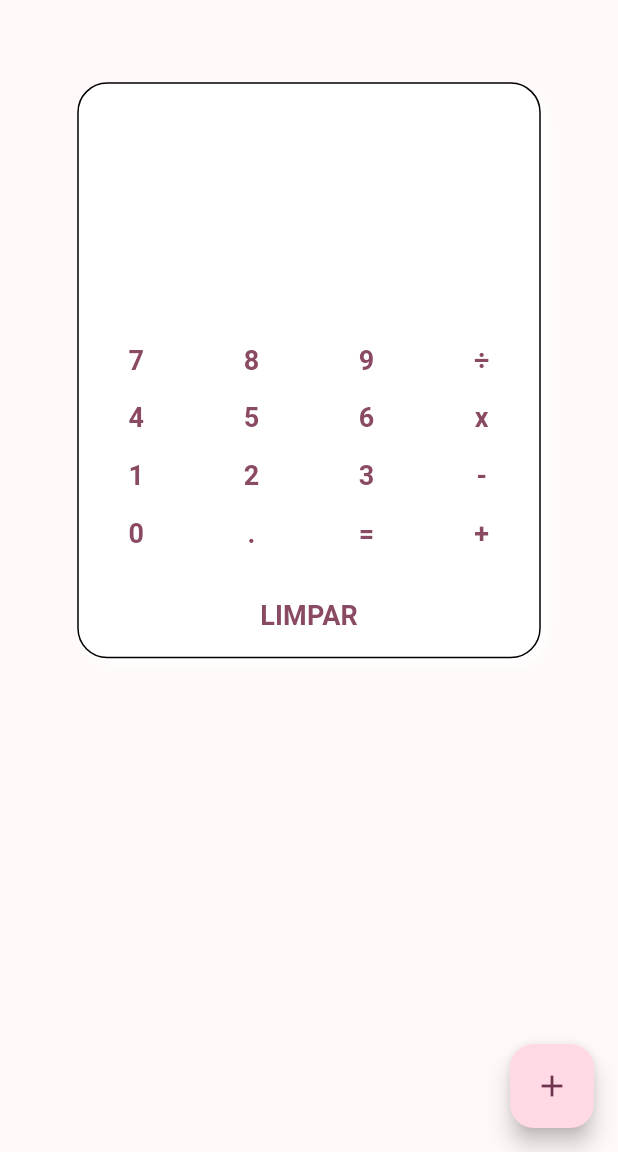
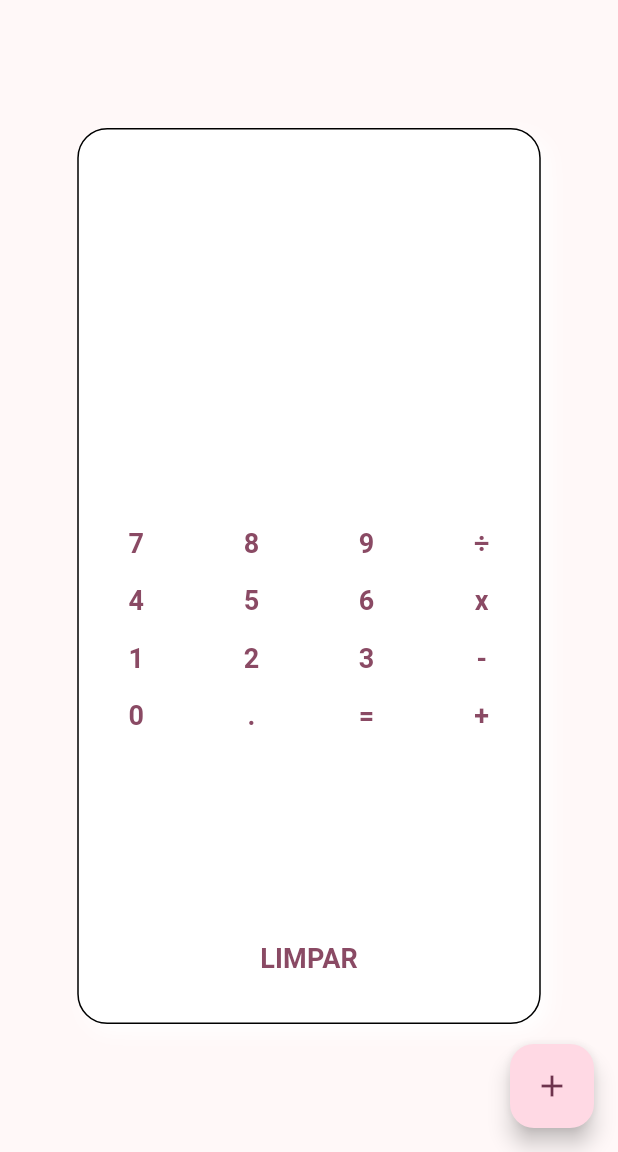
Before and after one commit to yasmikas2/AppCalculadora, a Flutter app: the screen it shows after launch, on a phone screen of 412 x 824 dp, the part 84-1236 px from its top. Run offline on Flutter 3.47's test engine with Material 3 defaults, Android fonts, the phone set to English and light mode, and no system bars; missing offline and left inert: expressions.

Commit message:
Update main.dart

```diff
--- a/lib/main.dart
+++ b/lib/main.dart
@@ -88,7 +88,7 @@ class _HomePageState extends State<HomePage> {
               ),
             ),
             Expanded(
-              flex: 6,
+              flex: 1,
               child: Container(),
             ),
           ],
```
